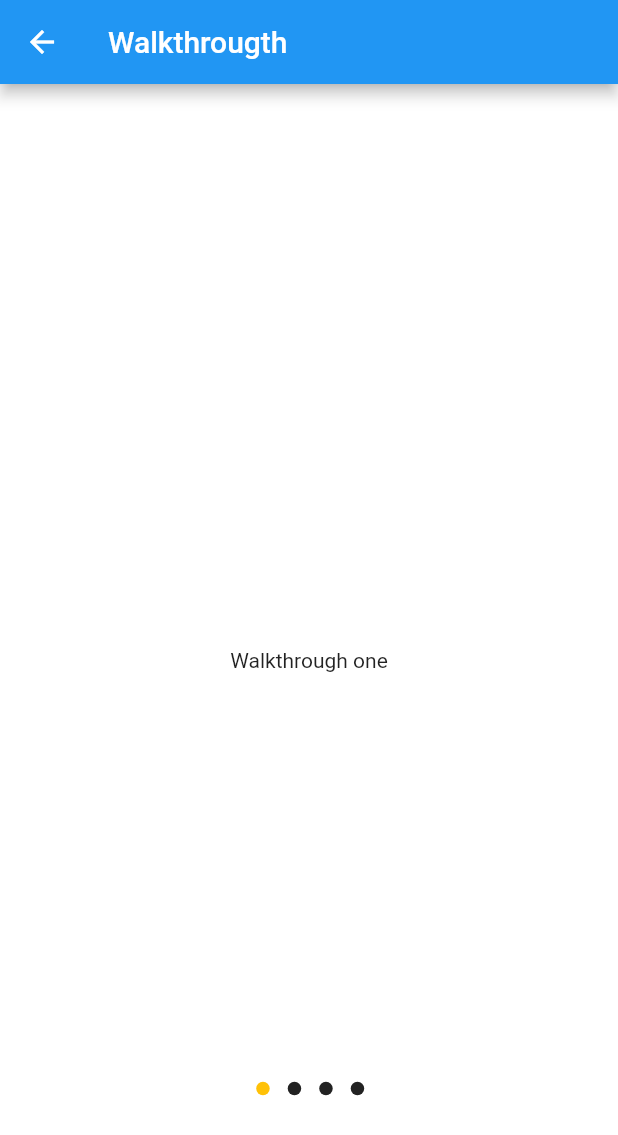
After one commit to BrunoIstvan/app_multiples_layouts_and_animations_samples, a Flutter app: the WelcomePage screen opened directly, on a phone screen of 412 x 824 dp. The commit adds this screen. Shown: the top 1135 px of the screen. Run offline on Flutter 3.47's test engine with Material 2 defaults, Android fonts, the phone set to English and light mode, and no system bars; drawn by our look-alikes of dots_indicator; our stand-ins replace flushbar, font_awesome_flutter.

Commit message:
criação da página walkthrougth

```diff
--- a/lib/ui/screens/home.page.dart
+++ b/lib/ui/screens/home.page.dart
@@ -4,6 +4,7 @@ import 'package:app_multiple_layouts_and_animations/ui/screens/crypto-wallet/cry
 import 'package:app_multiple_layouts_and_animations/ui/screens/layout-section/layout-section.page.dart';
 import 'package:app_multiple_layouts_and_animations/ui/screens/succesful-purchase/succesful-purchase.page.dart';
 import 'package:app_multiple_layouts_and_animations/ui/screens/texty-navigation/texty-navigation.page.dart';
+import 'package:app_multiple_layouts_and_animations/ui/screens/walkthrougth/welcome.page.dart';
 import 'package:flutter/material.dart';
 
 class HomePage extends StatelessWidget {
@@ -57,6 +58,10 @@ class HomePage extends StatelessWidget {
                 context: context,
                 text: 'Bank Account',
                 builder: (_) => BankAccountPage()),
+            _listTile(
+                context: context,
+                text: 'Walkthrough',
+                builder: (_) => WelcomePage()),
           ],
         ),
       ),
--- /dev/null
+++ b/lib/ui/screens/walkthrougth/walkthrougth.page.dart
@@ -0,0 +1,20 @@
+import 'package:flutter/material.dart';
+
+class WalkthrougthPage extends StatefulWidget {
+  final String textContent;
+  WalkthrougthPage({Key key, @required this.textContent}) : super(key: key);
+  @override
+  _WalkthrougthPageState createState() => _WalkthrougthPageState();
+}
+
+class _WalkthrougthPageState extends State<WalkthrougthPage> {
+  @override
+  Widget build(BuildContext context) {
+    return Container(
+      decoration: BoxDecoration(color: Colors.white),
+      width: MediaQuery.of(context).size.width,
+      height: MediaQuery.of(context).size.height,
+      child: Center(child: Text(widget.textContent)),
+    );
+  }
+}
--- /dev/null
+++ b/lib/ui/screens/walkthrougth/welcome.page.dart
@@ -0,0 +1,67 @@
+import 'package:app_multiple_layouts_and_animations/ui/screens/walkthrougth/walkthrougth.page.dart';
+import 'package:dots_indicator/dots_indicator.dart';
+import 'package:flutter/material.dart';
+
+class WelcomePage extends StatefulWidget {
+  @override
+  _WelcomePageState createState() => _WelcomePageState();
+}
+
+class _WelcomePageState extends State<WelcomePage> {
+  int currentIndexPage;
+  int pageLength;
+
+  @override
+  void initState() {
+    currentIndexPage = 0;
+    pageLength = 4;
+    super.initState();
+  }
+
+  @override
+  Widget build(BuildContext context) {
+    return Scaffold(
+      appBar: AppBar(
+        leading: IconButton(
+          icon: Icon(Icons.arrow_back),
+          onPressed: () => Navigator.pop(context),
+        ),
+        title: Text('Walkthrougth'),
+      ),
+      body: Stack(
+        children: <Widget>[
+          PageView(
+            children: <Widget>[
+              WalkthrougthPage(textContent: "Walkthrough one"),
+              WalkthrougthPage(textContent: "Walkthrough two"),
+              WalkthrougthPage(textContent: "Walkthrough tree"),
+              WalkthrougthPage(textContent: "Walkthrough four"),
+            ],
+            onPageChanged: (value) {
+              setState(() => currentIndexPage = value);
+            },
+          ),
+          Positioned(
+            top: MediaQuery.of(context).size.height * 0.8,
+            // left: MediaQuery.of(context).size.width * 0.35,
+            child: Padding(
+              padding: EdgeInsets.only(
+                  left: MediaQuery.of(context).size.width * 0.4),
+              child: Align(
+                alignment: Alignment.center,
+                child: new DotsIndicator(
+                  dotsCount: pageLength,
+                  position: currentIndexPage,
+                  decorator: DotsDecorator(
+                    color: Colors.black87,
+                    activeColor: Colors.amber,
+                  ),
+                ),
+              ),
+            ),
+          )
+        ],
+      ),
+    );
+  }
+}
--- a/pubspec.yaml
+++ b/pubspec.yaml
@@ -23,6 +23,7 @@ dependencies:
   # The following adds the Cupertino Icons font to your application.
   # Use with the CupertinoIcons class for iOS style icons.
   cupertino_icons: ^0.1.2
+  dots_indicator:
   flushbar: ^1.6.0
   font_awesome_flutter: ^8.2.0
 
```
Also changed, not shown: pubspec.lock.
